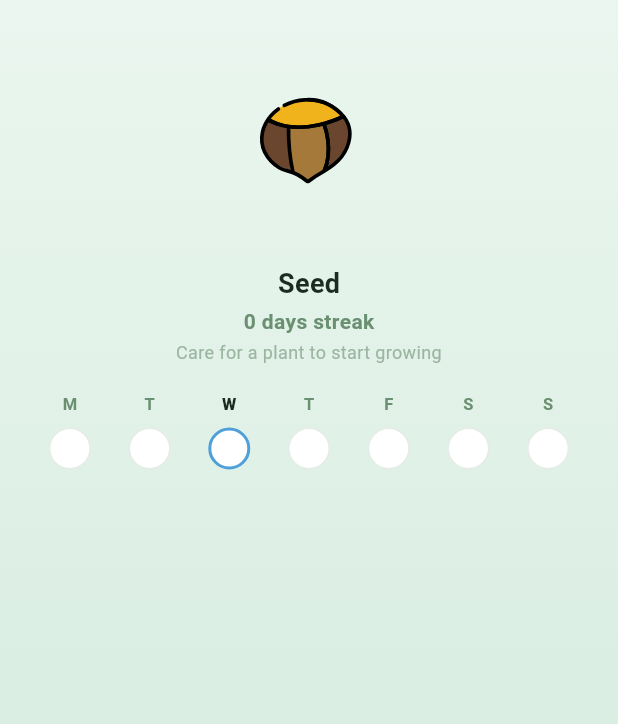
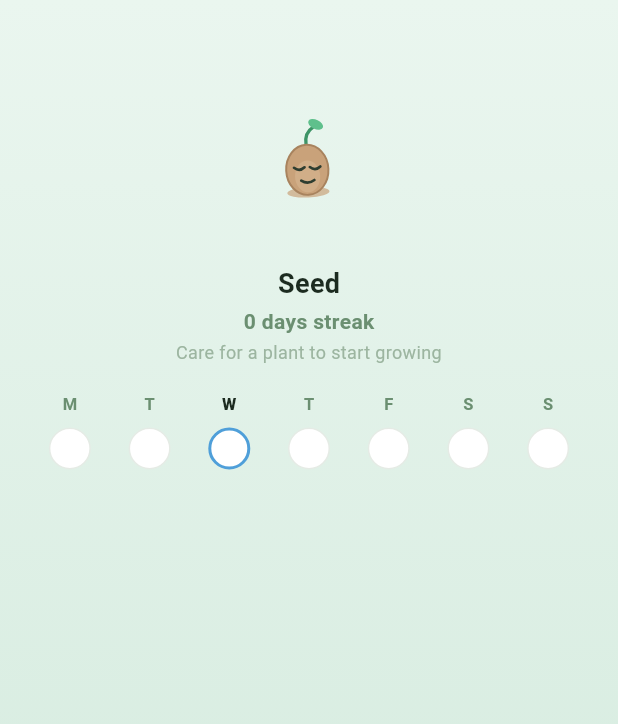
Before and after one commit to ArcLatte/FYP-PlantCareAPP-Stella, a Flutter app: the _StreakBackdrop widget shown alone on an empty page, opened directly with empty values, on a phone screen of 412 x 824 dp. Shown: the top 724 px of the screen. Run offline on Flutter 3.47's test engine with Material 3 defaults, Android fonts, the phone set to English and light mode, and no system bars; our stand-ins replace cached_network_image, camera, flutter_local_notifications, flutter_svg, geolocator, go_router and 3 more; accounts and stored records are empty; network calls fail.

Commit message:
Remake plant creature for streak

```diff
--- a/frontend/lib/screens/tasks/tasks_screen.dart
+++ b/frontend/lib/screens/tasks/tasks_screen.dart
@@ -137,6 +137,49 @@ const Color _kBackdropTop = Color(0xFFEAF6EF); // soft mint (top)
 const Color _kBackdropBottom = Color(0xFFCFE8DA); // deeper mint (bottom)
 const String _kStageSeenKey = 'tasks_last_plant_stage';
 
+// Eye positions for the blink overlay, as fractions of the (square) stage box —
+// they mirror the dot-eyes baked into the corresponding `<stage>.svg` (drawn on
+// a 0..100 canvas). Eyes are symmetric about the centre, so only the half-spacing
+// `dx`, vertical `cy`, and radius `r` are stored. Stages absent here (seed is
+// asleep, bloom has `^^` eyes) don't blink.
+const Map<String, ({double dx, double cy, double r})> _eyeGeometry = {
+  'sprout': (dx: 0.07, cy: 0.68, r: 0.032),
+  'seedling': (dx: 0.075, cy: 0.62, r: 0.033),
+  'young': (dx: 0.08, cy: 0.58, r: 0.034),
+  'leafy': (dx: 0.08, cy: 0.58, r: 0.035),
+};
+
+/// Paints two short rounded "closed eyelid" strokes over the baked-in dot-eyes
+/// during a blink. The stroke is the same dark tone as the eyes and thickens
+/// with [amount] (0 = open/invisible, 1 = fully closed), so it reads as the eye
+/// squeezing shut. At full close it covers the dot and its highlight.
+class _EyelidPainter extends CustomPainter {
+  final ({double dx, double cy, double r}) geo;
+  final double amount;
+  const _EyelidPainter(this.geo, this.amount);
+
+  @override
+  void paint(Canvas canvas, Size size) {
+    if (amount <= 0.01) return;
+    final r = geo.r * size.width;
+    final cy = geo.cy * size.height;
+    final cxL = size.width * (0.5 - geo.dx);
+    final cxR = size.width * (0.5 + geo.dx);
+    final half = 1.2 * r;
+    final paint = Paint()
+      ..color = const Color(0xFF2E3D30)
+      ..style = PaintingStyle.stroke
+      ..strokeCap = StrokeCap.round
+      ..strokeWidth = 2.2 * r * amount;
+    canvas.drawLine(Offset(cxL - half, cy), Offset(cxL + half, cy), paint);
+    canvas.drawLine(Offset(cxR - half, cy), Offset(cxR + half, cy), paint);
+  }
+
+  @override
+  bool shouldRepaint(_EyelidPainter old) =>
+      old.amount != amount || old.geo != geo;
+}
+
 /// Full-bleed streak backdrop (home-weather style): the plant for the current
 /// growth stage (with an idle sway and a grow-pop when it advances a stage),
 /// the stage name + day count, a "next stage" hint, then the current week's
@@ -153,6 +196,8 @@ class _StreakBackdropState extends State<_StreakBackdrop>
     with TickerProviderStateMixin {
   late final AnimationController _sway;
   late final AnimationController _grow;
+  late final AnimationController _bob; // slow vertical bob, layered with sway
+  late final AnimationController _blink; // periodic eye blink
   SharedPreferences? _prefs;
   int? _lastSeen; // last stage index the user has already seen
   int? _fromIndex; // stage to cross-fade *from* during a grow-pop
@@ -168,6 +213,15 @@ class _StreakBackdropState extends State<_StreakBackdrop>
       ..repeat(reverse: true);
     _grow = AnimationController(
         vsync: this, duration: const Duration(milliseconds: 900), value: 1);
+    // Bob runs at a different period than sway so the two don't beat in sync —
+    // gives the idle a more organic, breathing feel.
+    _bob = AnimationController(
+        vsync: this, duration: const Duration(milliseconds: 3100))
+      ..repeat();
+    // One blink near the end of each cycle (see [_blinkAmount]).
+    _blink = AnimationController(
+        vsync: this, duration: const Duration(milliseconds: 4400))
+      ..repeat();
     _initPrefs();
   }
 
@@ -207,7 +261,19 @@ class _StreakBackdropState extends State<_StreakBackdrop>
   void dispose() {
     _sway.dispose();
     _grow.dispose();
+    _bob.dispose();
+    _blink.dispose();
     super.dispose();
+  }
+
+  /// Blink curve: 0 (eyes open) most of the cycle, ramping up to 1 (closed) and
+  /// back down in a brief window near the end. Derived from [_blink].value.
+  double _blinkAmount() {
+    const start = 0.94; // last ~6% of the cycle is the blink (~264ms)
+    final v = _blink.value;
+    if (v < start) return 0;
+    final t = (v - start) / (1 - start); // 0→1 across the window
+    return t < 0.5 ? t / 0.5 : (1 - t) / 0.5; // close then open
   }
 
   /// Which days of the current week (Mon→Sun) fall inside the current streak.
@@ -251,13 +317,17 @@ class _StreakBackdropState extends State<_StreakBackdrop>
       height: 148,
       child: Center(
         child: AnimatedBuilder(
-          animation: Listenable.merge([_sway, _grow]),
+          animation: Listenable.merge([_sway, _grow, _bob, _blink]),
           builder: (context, _) {
+            // Soft vertical bob applied to whichever state is showing.
+            final bob = math.sin(_bob.value * 2 * math.pi) * 3.0;
+
+            Widget content;
             if (_fromIndex != null) {
               final from = PlantStage.all[_fromIndex!];
               final g = _grow.value.clamp(0.0, 1.0);
               final eased = Curves.easeOutBack.transform(g);
-              return Stack(
+              content = Stack(
                 alignment: Alignment.bottomCenter,
                 children: [
                   Opacity(
@@ -274,12 +344,36 @@ class _StreakBackdropState extends State<_StreakBackdrop>
                   ),
                 ],
               );
+            } else {
+              final sway = math.sin(_sway.value * 2 * math.pi) * 0.05;
+              Widget creature = StageImage(image: stage.image, size: stage.size);
+              // Overlay blinking eyelids for stages that have dot-eyes.
+              final geo = _eyeGeometry[stage.image];
+              if (geo != null) {
+                creature = Stack(
+                  alignment: Alignment.center,
+                  children: [
+                    creature,
+                    SizedBox(
+                      width: stage.size,
+                      height: stage.size,
+                      child: CustomPaint(
+                        painter: _EyelidPainter(geo, _blinkAmount()),
+                      ),
+                    ),
+                  ],
+                );
+              }
+              content = Transform.rotate(
+                angle: sway,
+                alignment: Alignment.bottomCenter,
+                child: creature,
+              );
             }
-            final sway = math.sin(_sway.value * 2 * math.pi) * 0.05;
-            return Transform.rotate(
-              angle: sway,
-              alignment: Alignment.bottomCenter,
-              child: StageImage(image: stage.image, size: stage.size),
+
+            return Transform.translate(
+              offset: Offset(0, bob),
+              child: content,
             );
           },
         ),
```
Also changed, not shown: frontend/assets/plant_stages/bloom.svg, frontend/assets/plant_stages/leafy.svg, frontend/assets/plant_stages/seed.svg, frontend/assets/plant_stages/seedling.svg, frontend/assets/plant_stages/sprout.svg, frontend/assets/plant_stages/young.svg, 1 other file.
